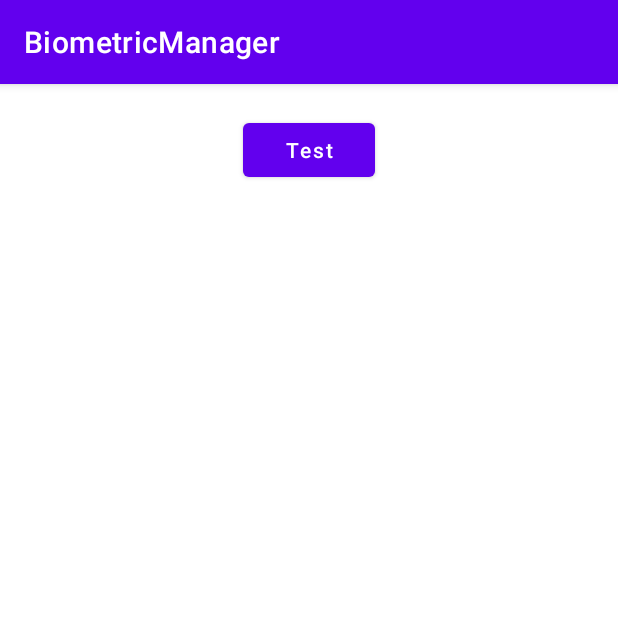
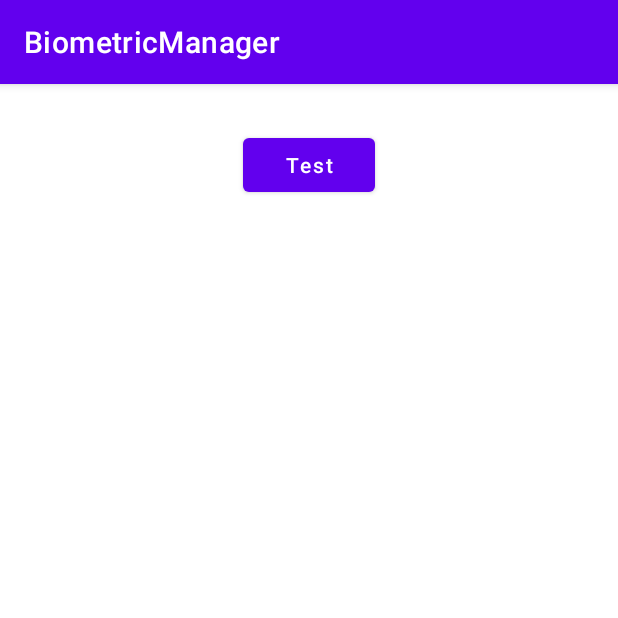
Before and after one commit to HYUNJUNEPARK/BioManager, an Android app: the screen it shows after launch (MainActivity), on a phone screen of 412 x 824 dp, the top half of it. Run offline under Robolectric (Android 15) with nearby library versions, the phone set to English and light mode, and no system bars; our stand-ins replace Timber, data binding; libraries missing offline, so code that uses them is left out: android.view.

```diff
--- a/app/build.gradle
+++ b/app/build.gradle
@@ -45,4 +45,6 @@ dependencies {
     testImplementation 'junit:junit:4.13.2'
     androidTestImplementation 'androidx.test.ext:junit:1.1.5'
     androidTestImplementation 'androidx.test.espresso:espresso-core:3.5.1'
+
+    implementation 'com.jakewharton.timber:timber:5.0.1'
 }
--- a/app/src/main/AndroidManifest.xml
+++ b/app/src/main/AndroidManifest.xml
@@ -3,6 +3,7 @@
     xmlns:tools="http://schemas.android.com/tools">
 
     <application
+        android:name=".AppApplication"
         android:allowBackup="true"
         android:dataExtractionRules="@xml/data_extraction_rules"
         android:fullBackupContent="@xml/backup_rules"
--- /dev/null
+++ b/app/src/main/java/com/ex/app/AppApplication.kt
@@ -0,0 +1,20 @@
+package com.ex.app
+
+import android.app.Application
+import timber.log.Timber
+
+class AppApplication: Application() {
+    override fun onCreate() {
+        super.onCreate()
+
+        if (BuildConfig.DEBUG) {
+            Timber.plant(TimberDebugTree())
+        }
+    }
+
+    class TimberDebugTree : Timber.DebugTree() {
+        override fun createStackElementTag(element: StackTraceElement): String? {
+            return "mTestLog:${element.fileName}:${element.lineNumber}#${element.methodName}"
+        }
+    }
+}
--- a/app/src/main/java/com/ex/app/BiometricReturnType.kt
+++ b/app/src/main/java/com/ex/app/BiometricReturnType.kt
@@ -1,8 +1,5 @@
 package com.ex.app
 
 enum class BiometricReturnType {
-    TRUE,
-    FALSE,
-    EXCEPTION,
-    UNENROLLED
+    TRUE, FALSE, EXCEPTION, UNENROLLED
 }
--- a/app/src/main/java/com/ex/app/LogUtil.kt
+++ /dev/null
@@ -1,25 +0,0 @@
-package com.ex.app
-
-import android.util.Log
-
-internal object LogUtil {
-    private const val MODULE_NAME = "BiometricManager"
-
-    fun logD(contents: String) {
-        if(BuildConfig.DEBUG) {
-            Log.d(MODULE_NAME, contents)
-        }
-    }
-
-    fun logE(contents: String) {
-        if(BuildConfig.DEBUG) {
-            Log.e(MODULE_NAME, contents)
-        }
-    }
-
-    fun printStackTrace(e: Exception) {
-        if(BuildConfig.DEBUG) {
-            e.printStackTrace()
-        }
-    }
-}
--- a/app/src/main/java/com/ex/app/MainActivity.kt
+++ b/app/src/main/java/com/ex/app/MainActivity.kt
@@ -5,6 +5,7 @@ import android.widget.Toast
 import androidx.appcompat.app.AppCompatActivity
 import androidx.databinding.DataBindingUtil
 import com.ex.app.databinding.ActivityMainBinding
+import timber.log.Timber
 
 class MainActivity : AppCompatActivity() {
     private lateinit var binding: ActivityMainBinding
@@ -15,6 +16,8 @@ class MainActivity : AppCompatActivity() {
         binding = DataBindingUtil.setContentView(this, R.layout.activity_main)
         binding.main = this
         biometricManager = BiometricManager(this)
+
+        Timber.d("AAAAAA")
 
         initUI()
     }
--- a/app/src/main/res/layout/activity_main.xml
+++ b/app/src/main/res/layout/activity_main.xml
@@ -1,15 +1,14 @@
 <?xml version="1.0" encoding="utf-8"?>
 <layout xmlns:android="http://schemas.android.com/apk/res/android"
-    xmlns:app="http://schemas.android.com/apk/res-auto"
     xmlns:tools="http://schemas.android.com/tools">
 
     <data>
 
+        <import type="android.view.View" />
+
         <variable
             name="main"
             type="com.ex.app.MainActivity" />
-
-        <import type="android.view.View"/>
 
         <variable
             name="isGoneBiometricUI"
@@ -22,34 +21,31 @@
         <variable
             name="isUnableBiometric"
             type="Boolean" />
-
-
     </data>
 
     <LinearLayout
-        android:layout_marginTop="20dp"
         android:layout_width="match_parent"
         android:layout_height="match_parent"
         android:orientation="vertical"
+        android:padding="30dp"
         tools:context=".MainActivity">
 
         <TextView
+            android:layout_width="wrap_content"
+            android:layout_height="wrap_content"
             android:layout_gravity="center"
             android:text="이 텍스트가 보인다면 지문 인식을 지원하지 않는 디바이스입니다."
-            android:visibility="@{isVisibleBiometricUI? View.VISIBLE : View.GONE}"
-            android:layout_width="wrap_content"
-            android:layout_height="wrap_content"/>
+            android:visibility="@{isVisibleBiometricUI? View.VISIBLE : View.GONE}" />
 
         <Button
             android:id="@+id/testButton"
             android:layout_width="wrap_content"
+            android:layout_height="wrap_content"
             android:layout_gravity="center"
+            android:enabled="@{isUnableBiometric? false : true}"
+            android:onClick="@{()->main.onClickToUseBiometricManager()}"
+            android:text="Test"
             android:textAllCaps="false"
-            android:layout_height="wrap_content"
-            android:text="Test"
-            android:visibility="@{isGoneBiometricUI ? View.GONE : View.VISIBLE}"
-            android:enabled="@{isUnableBiometric? false : true}"
-            android:onClick="@{()->main.onClickToUseBiometricManager()}"/>
-
+            android:visibility="@{isGoneBiometricUI ? View.GONE : View.VISIBLE}" />
     </LinearLayout>
 </layout>
```
Also changed, not shown: app/src/main/java/com/ex/app/BiometricManager.kt (+8 -11 lines).
